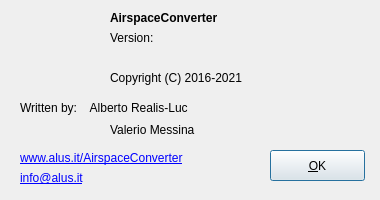
The window that AirspaceConverterQt/aboutdialog.ui (alus-it/AirspaceConverter) describes before a commit, drawn with Qt 5.
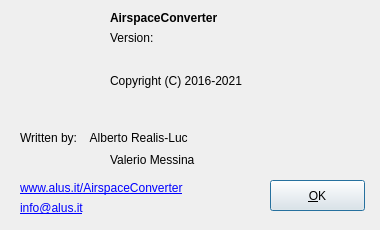
The same window after the commit. Icons and pictures are not drawn.

Commit message: #149 First implementation of check for new version on Linux and Qt GUI.

Diff of the .ui file:
```diff
--- a/AirspaceConverterQt/aboutdialog.ui
+++ b/AirspaceConverterQt/aboutdialog.ui
@@ -2,12 +2,15 @@
 <ui version="4.0">
  <class>AboutDialog</class>
  <widget class="QDialog" name="AboutDialog">
+  <property name="enabled">
+   <bool>true</bool>
+  </property>
   <property name="geometry">
    <rect>
     <x>0</x>
     <y>0</y>
     <width>380</width>
-    <height>200</height>
+    <height>230</height>
    </rect>
   </property>
   <property name="sizePolicy">
@@ -19,13 +22,13 @@
   <property name="minimumSize">
    <size>
     <width>380</width>
-    <height>200</height>
+    <height>230</height>
    </size>
   </property>
   <property name="maximumSize">
    <size>
     <width>380</width>
-    <height>200</height>
+    <height>230</height>
    </size>
   </property>
   <property name="contextMenuPolicy">
@@ -45,7 +48,7 @@
    <property name="geometry">
     <rect>
      <x>270</x>
-     <y>150</y>
+     <y>180</y>
      <width>95</width>
      <height>31</height>
     </rect>
@@ -92,7 +95,7 @@
      <x>110</x>
      <y>70</y>
      <width>221</width>
-     <height>16</height>
+     <height>21</height>
     </rect>
    </property>
    <property name="text">
@@ -103,7 +106,7 @@
    <property name="geometry">
     <rect>
      <x>20</x>
-     <y>100</y>
+     <y>130</y>
      <width>291</width>
      <height>16</height>
     </rect>
@@ -138,7 +141,7 @@
    <property name="geometry">
     <rect>
      <x>20</x>
-     <y>150</y>
+     <y>180</y>
      <width>241</width>
      <height>16</height>
     </rect>
@@ -163,7 +166,7 @@
    <property name="geometry">
     <rect>
      <x>20</x>
-     <y>170</y>
+     <y>200</y>
      <width>241</width>
      <height>16</height>
     </rect>
@@ -229,7 +232,7 @@
    <property name="geometry">
     <rect>
      <x>110</x>
-     <y>120</y>
+     <y>150</y>
      <width>181</width>
      <height>20</height>
     </rect>
@@ -241,6 +244,25 @@
     <string>Valerio Messina</string>
    </property>
   </widget>
+  <widget class="QLabel" name="newVersionLabel">
+   <property name="geometry">
+    <rect>
+     <x>20</x>
+     <y>100</y>
+     <width>341</width>
+     <height>21</height>
+    </rect>
+   </property>
+   <property name="toolTip">
+    <string/>
+   </property>
+   <property name="whatsThis">
+    <string>&lt;html&gt;&lt;head/&gt;&lt;body&gt;&lt;p&gt;&lt;br/&gt;&lt;/p&gt;&lt;/body&gt;&lt;/html&gt;</string>
+   </property>
+   <property name="text">
+    <string/>
+   </property>
+  </widget>
  </widget>
  <resources>
   <include location="resources.qrc"/>
```
Left out of the diff: 2 changed lines with no effect on the pictures. The commit also changes 4 other files.
